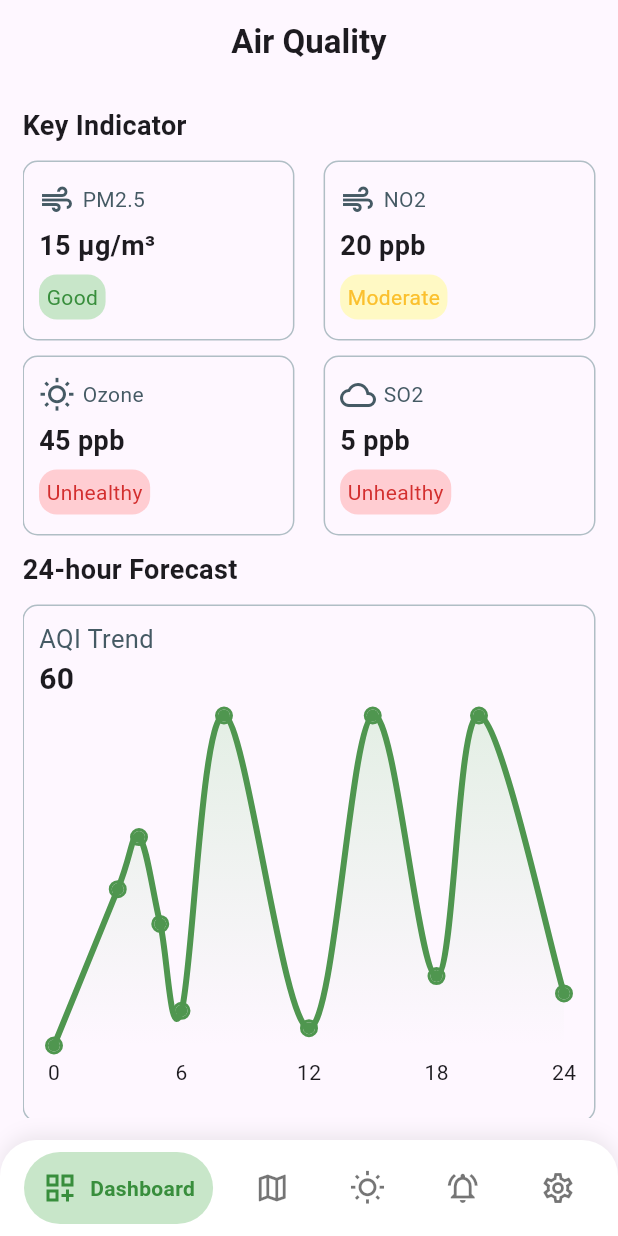
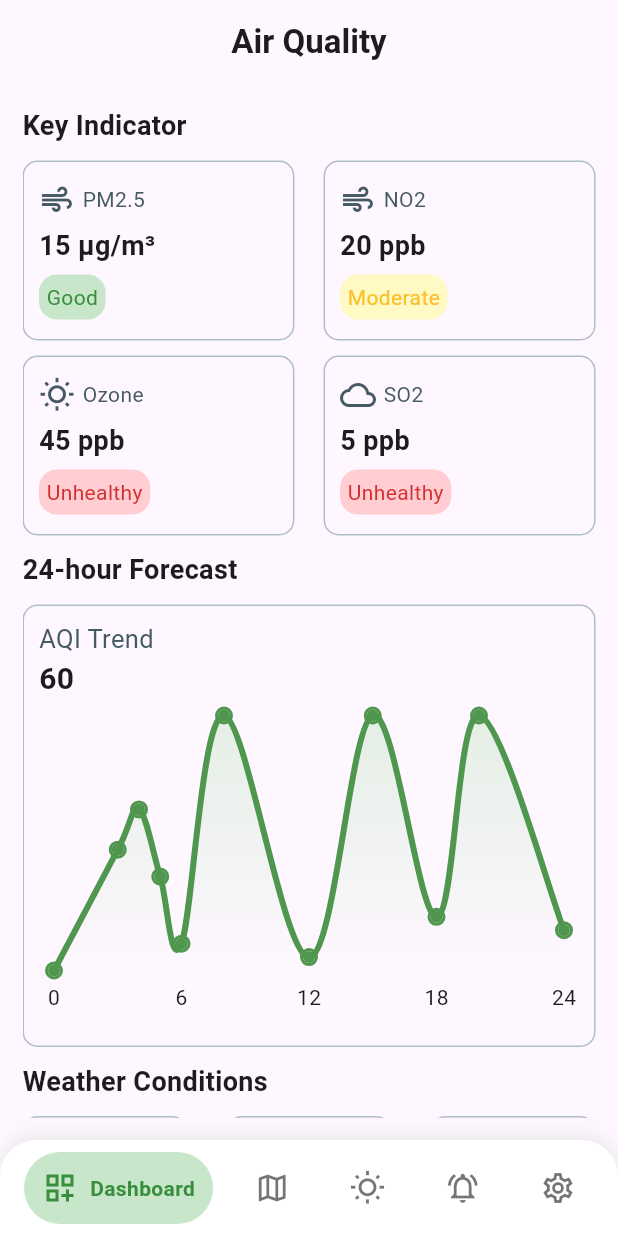
Before and after one commit to amrelmaadawy/pollution_predict, a Flutter app: the screen it shows after launch, on a phone screen of 412 x 824 dp. Run offline on Flutter 3.47's test engine with Material 3 defaults, Android fonts, the phone set to English and light mode, and no system bars; drawn by our look-alikes of fl_chart, google_nav_bar; our stand-ins replace bloc, flutter_bloc, flutter_map, latlong2, shared_preferences.

Commit message:
fix problems

```diff
--- a/lib/features/air_quality/ui/nav_bar_view.dart
+++ b/lib/features/air_quality/ui/nav_bar_view.dart
@@ -21,14 +21,14 @@ class _NavBarViewState extends State<NavBarView> {
     S.of(context).AirQualityMap,
     S.of(context).forecast,
     S.of(context).AirQualityStatus,
-    S.of(context).Setting
+    S.of(context).Setting,
   ];
   List<Widget> pages = [
     AirQualitiyView(),
     AirQualityMapView(),
     ForecastsView(),
     AirQualityAlertsView(),
-    SettingView()
+    SettingView(),
   ];
   int currentIndex = 0;
 
@@ -44,9 +44,14 @@ class _NavBarViewState extends State<NavBarView> {
         },
       ),
       appBar: AppBar(
+        backgroundColor: Theme.of(
+          context,
+        ).scaffoldBackgroundColor, // يخليها زي الخلفية
+        surfaceTintColor: Colors.transparent, // يمنع الـ overlay
+        elevation: 0, // يمنع الظل
         title: Text(
           appBarsTitle[currentIndex],
-          style: TextStyle(fontWeight: FontWeight.bold),
+          style: const TextStyle(fontWeight: FontWeight.bold),
         ),
         centerTitle: true,
       ),
--- a/lib/features/air_quality/ui/widgets/linear_chart.dart
+++ b/lib/features/air_quality/ui/widgets/linear_chart.dart
@@ -5,7 +5,7 @@ import 'package:pollution/core/app_colors.dart';
 class LinearChart extends StatelessWidget {
   const LinearChart({
     super.key,
-    this.height = 250,
+    this.height = 200,
     this.width = double.infinity,
   });
   final double height;
--- a/lib/features/air_quality/ui/widgets/weather_conditions_containers.dart
+++ b/lib/features/air_quality/ui/widgets/weather_conditions_containers.dart
@@ -17,7 +17,7 @@ class WeatherConditionsContainers extends StatelessWidget {
 
     return Container(
       height: 100,
-      width: 120,
+      width: 110,
       decoration: BoxDecoration(
         border: BoxBorder.all(
           color: isDark ? kDarkBorderColor : kLightBorderColor,
@@ -38,7 +38,7 @@ class WeatherConditionsContainers extends StatelessWidget {
               weatherCondition,
               style: TextStyle(
                 color: isDark ? kDarkSubTextColor : kSubTextColor,
-                fontSize: 18,
+                fontSize: 16,
               ),
             ),
             Text(
--- a/lib/features/forecasts/UI/widgets/custom_pollutant_details_container.dart
+++ b/lib/features/forecasts/UI/widgets/custom_pollutant_details_container.dart
@@ -12,11 +12,13 @@ class CustomPollutantDetailsContainer extends StatelessWidget {
   final String pollutantValue;
   @override
   Widget build(BuildContext context) {
-     final isDark = Theme.of(context).brightness == Brightness.dark;
+    final isDark = Theme.of(context).brightness == Brightness.dark;
 
     return Container(
       decoration: BoxDecoration(
-        border: Border.all(color: isDark?kDarkBorderColor: kLightBorderColor),
+        border: Border.all(
+          color: isDark ? kDarkBorderColor : kLightBorderColor,
+        ),
         borderRadius: BorderRadius.circular(10),
       ),
       child: Padding(
@@ -26,7 +28,10 @@ class CustomPollutantDetailsContainer extends StatelessWidget {
           children: [
             Text(
               pollutantName,
-              style: TextStyle(fontSize: 15, color:isDark?kDarkSubTextColor: kSubTextColor),
+              style: TextStyle(
+                fontSize: 15,
+                color: isDark ? kDarkSubTextColor : kSubTextColor,
+              ),
             ),
             Text(
               pollutantValue,
@@ -34,7 +39,7 @@ class CustomPollutantDetailsContainer extends StatelessWidget {
             ),
             LinearChart(
               height: 100,
-              width: MediaQuery.of(context).size.width * 0.35,
+              width: MediaQuery.of(context).size.width * 0.33,
             ),
           ],
         ),
```
Also changed, not shown: 1 other file.
